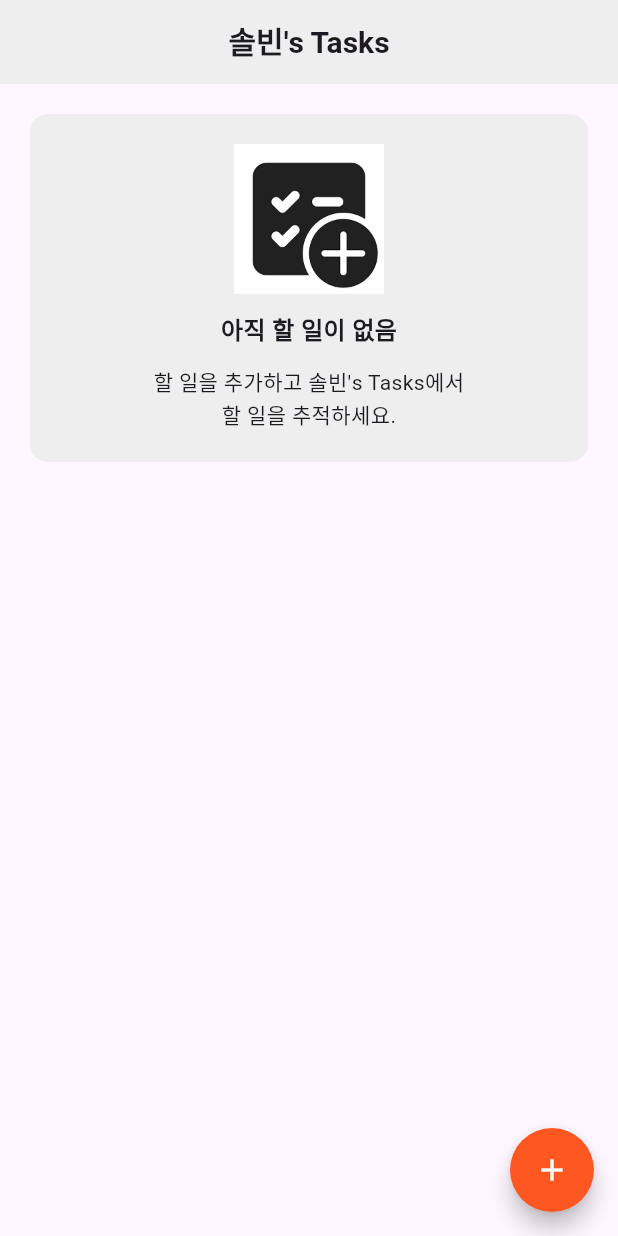
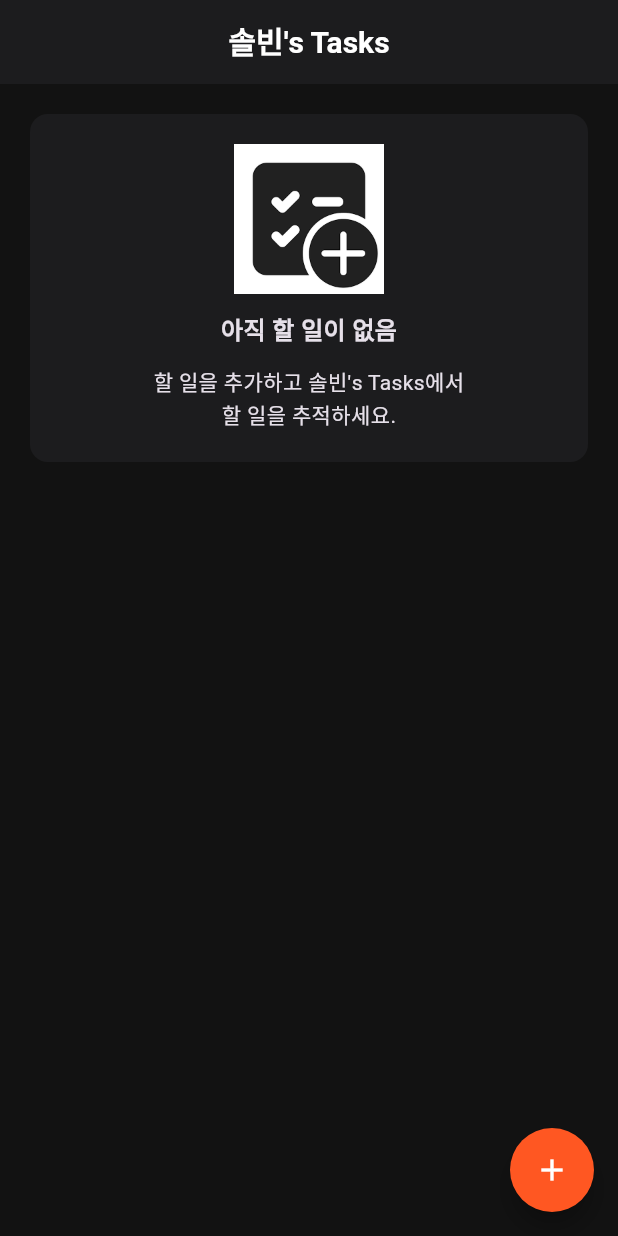
Before and after one commit to ththfqls3227/todo_app_assignment, a Flutter app: the screen it shows after launch, on a phone screen of 412 x 824 dp. Run offline on Flutter 3.47's test engine with Material 3 defaults, Android fonts, the phone set to English and light mode, and no system bars.

Commit message:
add theme

```diff
--- a/lib/main.dart
+++ b/lib/main.dart
@@ -11,7 +11,27 @@ class TaskApp extends StatelessWidget {
   @override
   Widget build(BuildContext context) {
     return MaterialApp(
-      home: HomePage(),
+      theme: ThemeData(
+        brightness: Brightness.light,
+        scaffoldBackgroundColor: Colors.white,
+        appBarTheme: const AppBarTheme(
+          backgroundColor: Colors.white,
+          foregroundColor: Colors.black,
+          elevation: 0,
+        ),
+      ),
+      darkTheme: ThemeData(
+        brightness: Brightness.dark,
+        scaffoldBackgroundColor: const Color(0xFF121212),
+        appBarTheme: const AppBarTheme(
+          backgroundColor: Color(0xFF121212),
+          foregroundColor: Colors.white,
+          elevation: 0,
+        ),
+      ),
+      themeMode: ThemeMode.dark,
+
+      home: const HomePage(),
     );
   }
 }
--- a/lib/pages/home_page.dart
+++ b/lib/pages/home_page.dart
@@ -15,6 +15,7 @@ class HomePage extends StatefulWidget {
 class _HomePageState extends State<HomePage> {
   final String appBarTitle = "솔빈's Tasks";
   final List<TodoEntity> todos = [];
+
 
   Future<void> addTodo() async {
     final newTodo = await showModalBottomSheet<TodoEntity>(
@@ -66,11 +67,12 @@ class _HomePageState extends State<HomePage> {
 
   @override
   Widget build(BuildContext context) {
+    final isDark = Theme.of(context).brightness == Brightness.dark;
     return Scaffold(
       resizeToAvoidBottomInset: false,
       appBar: AppBar(
-        backgroundColor: Colors.grey[200],
-        centerTitle: true,
+        backgroundColor: isDark ? const Color(0xFF1C1C1E) : Colors.grey[200],
+      centerTitle: true,
         title: Text(
           appBarTitle,
           style: const TextStyle(fontSize: 20, fontWeight: FontWeight.bold),
--- a/lib/widgets/no_todo_view.dart
+++ b/lib/widgets/no_todo_view.dart
@@ -9,13 +9,14 @@ class NoTodoView extends StatelessWidget{
 
   @override
   Widget build(BuildContext context) {
+    final isDark = Theme.of(context).brightness == Brightness.dark;
     return Container(
       width: double.infinity,
       margin: EdgeInsets.all(20),
       padding: EdgeInsets.all(20),
       decoration: BoxDecoration(
-        color: Colors.grey[200],
         borderRadius: BorderRadius.circular(12),
+        color: isDark ? const Color(0xFF1C1C1E) : Colors.grey[200],
       ),
       child: Column(
         mainAxisSize: MainAxisSize.min,
```
